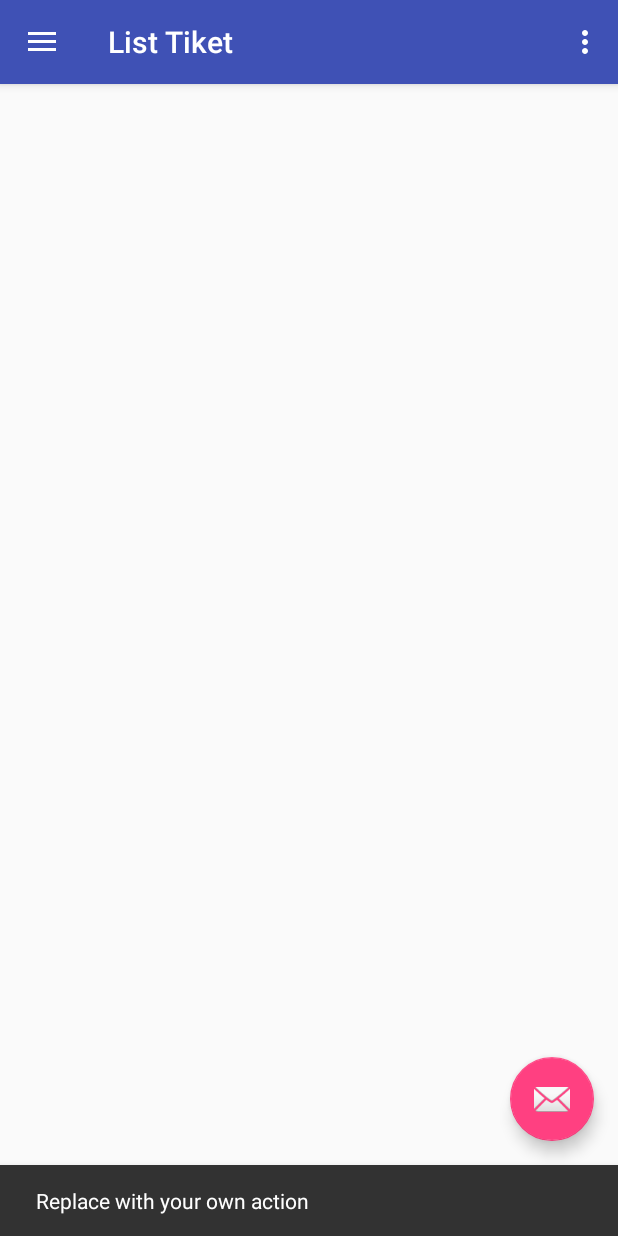
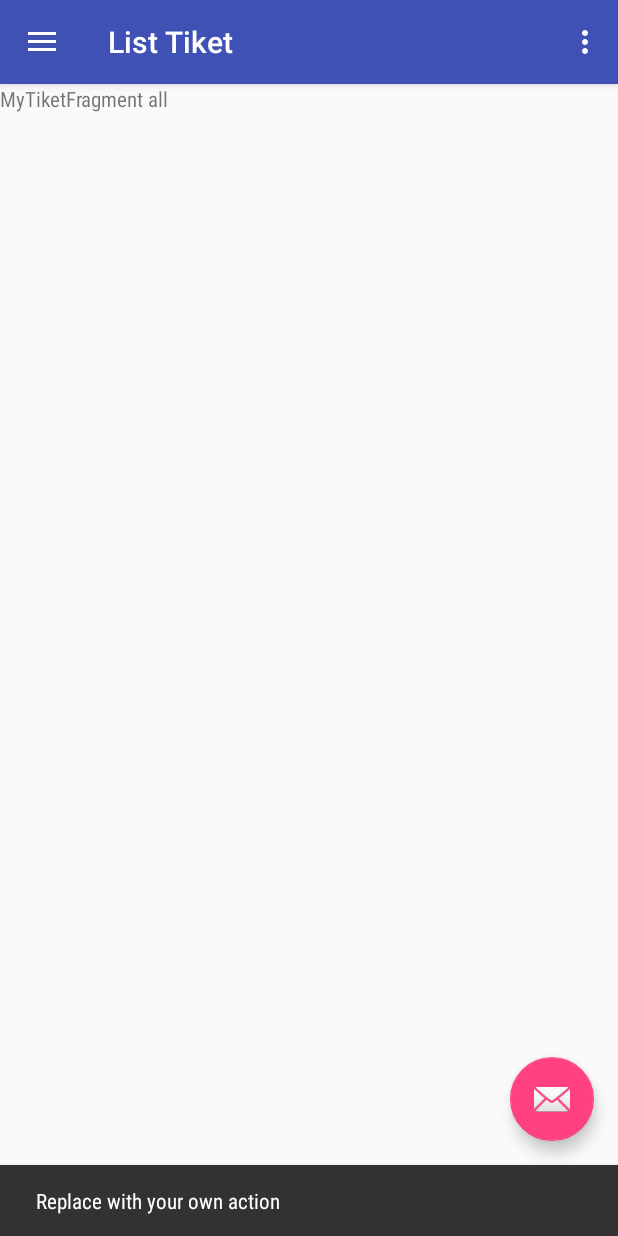
Before and after one commit to sidrive/sbsEnginer, an Android app: the ListTiketActivity screen opened directly, with no data from a screen before it, after a tap on an icon or button, on a phone screen of 412 x 824 dp. Run offline under Robolectric (Android 15) with nearby library versions, the phone set to English and light mode, and no system bars; our stand-ins replace ButterKnife.

Commit message:
add layout list tiket

```diff
--- a/app/build.gradle
+++ b/app/build.gradle
@@ -1,5 +1,5 @@
 apply plugin: 'com.android.application'
-project.ext{
+project.ext {
     googlelib = "26.+"
     butterknifelib = "8.7.0"
 }
@@ -28,13 +28,14 @@ dependencies {
         exclude group: 'com.android.support', module: 'support-annotations'
     })
     compile "com.android.support:appcompat-v7:$project.googlelib"
-    compile 'com.android.support.constraint:constraint-layout:1.0.2'
     compile "com.android.support:design:$project.googlelib"
     compile "com.jakewharton:butterknife:$project.butterknifelib"
     annotationProcessor "com.jakewharton:butterknife-compiler:$project.butterknifelib"
+    compile 'com.android.support.constraint:constraint-layout:1.0.2'
     compile 'com.squareup.retrofit2:retrofit:2.3.0'
     compile 'com.squareup.retrofit2:converter-gson:2.3.0'
     compile 'com.squareup.okhttp:okhttp:2.4.0'
     compile 'com.squareup.okhttp3:logging-interceptor:3.4.1'
+    compile 'com.android.support:support-v4:26.+'
     testCompile 'junit:junit:4.12'
 }
--- a/app/src/main/AndroidManifest.xml
+++ b/app/src/main/AndroidManifest.xml
@@ -18,7 +18,7 @@
     </activity>
     <activity
       android:label="@string/title_activity_list_tiket"
-      android:name=".ListTiketActivity"
+      android:name=".listtiket.ListTiketActivity"
       android:theme="@style/AppTheme.NoActionBar"/>
   </application>
 
--- a/app/src/main/java/id/geekgarden/esi/ListTiketActivity.java
+++ /dev/null
@@ -1,103 +0,0 @@
-package id.geekgarden.esi;
-
-import android.os.Bundle;
-import android.support.design.widget.FloatingActionButton;
-import android.support.design.widget.Snackbar;
-import android.view.View;
-import android.support.design.widget.NavigationView;
-import android.support.v4.view.GravityCompat;
-import android.support.v4.widget.DrawerLayout;
-import android.support.v7.app.ActionBarDrawerToggle;
-import android.support.v7.app.AppCompatActivity;
-import android.support.v7.widget.Toolbar;
-import android.view.Menu;
-import android.view.MenuItem;
-
-public class ListTiketActivity extends AppCompatActivity
-    implements NavigationView.OnNavigationItemSelectedListener {
-  private Toolbar toolbar;
-  private FloatingActionButton fab;
-  private DrawerLayout drawer;
-  private ActionBarDrawerToggle toggle;
-  private NavigationView navigationView;
-  @Override
-  protected void onCreate(Bundle savedInstanceState) {
-    super.onCreate(savedInstanceState);
-    setContentView(R.layout.activity_list_tiket);
-    initToolbar();
-    initFab();
-    initDrawer();
-
-
-
-  }
-
-  private void initDrawer() {
-    drawer = (DrawerLayout) findViewById(R.id.drawer_layout);
-    toggle = new ActionBarDrawerToggle(
-        this, drawer, toolbar, R.string.navigation_drawer_open, R.string.navigation_drawer_close);
-    drawer.setDrawerListener(toggle);
-    toggle.syncState();
-    navigationView = (NavigationView) findViewById(R.id.nav_view);
-    navigationView.setNavigationItemSelectedListener(this);
-  }
-
-  private void initFab() {
-    fab = (FloatingActionButton) findViewById(R.id.fab);
-    fab.setOnClickListener(new View.OnClickListener() {
-      @Override
-      public void onClick(View view) {
-        Snackbar.make(view, "Replace with your own action", Snackbar.LENGTH_LONG)
-            .setAction("Action", null).show();
-      }
-    });
-  }
-
-  private void initToolbar() {
-    toolbar = (Toolbar) findViewById(R.id.toolbar);
-    setSupportActionBar(toolbar);
-  }
-
-  @Override
-  public void onBackPressed() {
-    DrawerLayout drawer = (DrawerLayout) findViewById(R.id.drawer_layout);
-    if (drawer.isDrawerOpen(GravityCompat.START)) {
-      drawer.closeDrawer(GravityCompat.START);
-    } else {
-      super.onBackPressed();
-    }
-  }
-
-  @Override
-  public boolean onCreateOptionsMenu(Menu menu) {
-    // Inflate the menu; this adds items to the action bar if it is present.
-    getMenuInflater().inflate(R.menu.list_tiket, menu);
-    return true;
-  }
-
-  @Override
-  public boolean onOptionsItemSelected(MenuItem item) {
-    // Handle action bar item clicks here. The action bar will
-    // automatically handle clicks on the Home/Up button, so long
-    // as you specify a parent activity in AndroidManifest.xml.
-    int id = item.getItemId();
-
-    //noinspection SimplifiableIfStatement
-    if (id == R.id.action_settings) {
-      return true;
-    }
-
-    return super.onOptionsItemSelected(item);
-  }
-
-  @SuppressWarnings("StatementWithEmptyBody")
-  @Override
-  public boolean onNavigationItemSelected(MenuItem item) {
-    // Handle navigation view item clicks here.
-    int id = item.getItemId();
-
-    DrawerLayout drawer = (DrawerLayout) findViewById(R.id.drawer_layout);
-    drawer.closeDrawer(GravityCompat.START);
-    return true;
-  }
-}
--- a/app/src/main/java/id/geekgarden/esi/MainActivity.java
+++ b/app/src/main/java/id/geekgarden/esi/MainActivity.java
@@ -4,9 +4,9 @@ import android.content.Intent;
 import android.support.v7.app.AppCompatActivity;
 import android.os.Bundle;
 import android.view.View;
-import butterknife.BindView;
 import butterknife.ButterKnife;
 import butterknife.OnClick;
+import id.geekgarden.esi.listtiket.ListTiketActivity;
 
 public class MainActivity extends AppCompatActivity {
 
--- /dev/null
+++ b/app/src/main/java/id/geekgarden/esi/listtiket/MyTiketFragment.java
@@ -0,0 +1,38 @@
+package id.geekgarden.esi.listtiket;
+
+
+import android.os.Bundle;
+import android.support.annotation.Nullable;
+import android.support.v4.app.Fragment;
+import android.util.Log;
+import android.view.LayoutInflater;
+import android.view.View;
+import android.view.ViewGroup;
+import android.widget.TextView;
+import butterknife.BindView;
+import butterknife.ButterKnife;
+import id.geekgarden.esi.R;
+
+public class MyTiketFragment extends Fragment {
+  private static final String KEY = "key";
+  private String keyFragment;
+  public MyTiketFragment() {}
+  @Override
+  public void onCreate(@Nullable Bundle savedInstanceState) {
+    super.onCreate(savedInstanceState);
+      Bundle bundle = this.getArguments();
+      if (bundle!=null){
+      keyFragment = getArguments().getString(KEY);
+      Log.e("MyTiketFragment", "onCreate = " + keyFragment);
+    }
+  }
+
+  @Override
+  public View onCreateView(LayoutInflater inflater, ViewGroup container, Bundle savedInstanceState) {
+    View v =  inflater.inflate(R.layout.fragment_my_tiket, container, false);
+    ButterKnife.bind(this,v);
+    tvSample.setText("MyTiketFragment "+keyFragment);
+    return v;
+  }
+  @BindView(R.id.tvSample)TextView tvSample;
+}
--- a/app/src/main/res/layout/activity_list_tiket.xml
+++ b/app/src/main/res/layout/activity_list_tiket.xml
@@ -6,6 +6,7 @@
   android:layout_width="match_parent"
   android:layout_height="match_parent"
   android:fitsSystemWindows="true"
+
   tools:openDrawer="start">
 
   <include
@@ -18,6 +19,7 @@
     android:layout_width="wrap_content"
     android:layout_height="match_parent"
     android:layout_gravity="start"
+    style="@style/StyleDrawer"
     android:fitsSystemWindows="true"
     app:headerLayout="@layout/nav_header_list_tiket"
     app:menu="@menu/activity_list_tiket_drawer" />
--- a/app/src/main/res/layout/app_bar_list_tiket.xml
+++ b/app/src/main/res/layout/app_bar_list_tiket.xml
@@ -4,7 +4,7 @@
   xmlns:tools="http://schemas.android.com/tools"
   android:layout_width="match_parent"
   android:layout_height="match_parent"
-  tools:context="id.geekgarden.esi.ListTiketActivity">
+  tools:context="id.geekgarden.esi.listtiket.ListTiketActivity">
 
   <android.support.design.widget.AppBarLayout
     android:layout_width="match_parent"
--- a/app/src/main/res/layout/content_list_tiket.xml
+++ b/app/src/main/res/layout/content_list_tiket.xml
@@ -5,7 +5,7 @@
   android:layout_width="match_parent"
   android:layout_height="match_parent"
   app:layout_behavior="@string/appbar_scrolling_view_behavior"
-  tools:context="id.geekgarden.esi.ListTiketActivity"
+  tools:context="id.geekgarden.esi.listtiket.ListTiketActivity"
   tools:showIn="@layout/app_bar_list_tiket">
   <FrameLayout
     android:id="@+id/frame_main"
--- /dev/null
+++ b/app/src/main/res/layout/fragment_my_tiket.xml
@@ -0,0 +1,14 @@
+<FrameLayout xmlns:android="http://schemas.android.com/apk/res/android"
+  xmlns:tools="http://schemas.android.com/tools"
+  android:layout_width="match_parent"
+  android:layout_height="match_parent"
+  tools:context="id.geekgarden.esi.listtiket.MyTiketFragment">
+
+  <!-- TODO: Update blank fragment layout -->
+  <TextView
+    android:id="@+id/tvSample"
+    android:layout_width="match_parent"
+    android:layout_height="match_parent"
+    android:text="@string/hello_blank_fragment" />
+
+</FrameLayout>
--- a/app/src/main/res/menu/activity_list_tiket_drawer.xml
+++ b/app/src/main/res/menu/activity_list_tiket_drawer.xml
@@ -2,67 +2,74 @@
 <menu xmlns:android="http://schemas.android.com/apk/res/android">
   <item android:title="My Tiket">
     <menu>
+      <group android:checkableBehavior="single">
       <item
-        android:icon="@drawable/ic_menu_share"
-        android:title="Share" />
+        android:id="@+id/nav_all_tiket"
+        android:title="@string/all" />
       <item
-        android:icon="@drawable/ic_menu_send"
-        android:title="Send" />
+        android:id="@+id/nav_open_tiket"
+        android:title="@string/open" />
       <item
-        android:icon="@drawable/ic_menu_share"
-        android:title="Share" />
+        android:id="@+id/nav_conf_tiket"
+        android:title="@string/confirm" />
       <item
-        android:icon="@drawable/ic_menu_send"
-        android:title="Send" />
+        android:id="@+id/nav_progress_tiket"
+        android:title="@string/on_progress" />
       <item
-        android:icon="@drawable/ic_menu_share"
-        android:title="Share" />
+        android:id="@+id/nav_hold_tiket"
+        android:title="@string/on_hold" />
       <item
-        android:icon="@drawable/ic_menu_send"
-        android:title="Send" />
+        android:id="@+id/nav_ended_tiket"
+        android:title="@string/endded" />
+      </group>
     </menu>
   </item>
   <item android:title="Dialihkan">
     <menu>
+      <group android:checkableBehavior="single">
       <item
-        android:icon="@drawable/ic_menu_share"
-        android:title="Share" />
+        android:id="@+id/nav_all_alih"
+        android:title="@string/all" />
       <item
-        android:icon="@drawable/ic_menu_send"
-        android:title="Send" />
+        android:id="@+id/nav_open_alih"
+        android:title="@string/open" />
       <item
-        android:icon="@drawable/ic_menu_share"
-        android:title="Share" />
+        android:id="@+id/nav_conf_alih"
+        android:title="@string/confirm" />
       <item
-        android:icon="@drawable/ic_menu_send"
-        android:title="Send" />
+        android:id="@+id/nav_progress_alih"
+        android:title="@string/on_progress" />
       <item
-        android:icon="@drawable/ic_menu_share"
-        android:title="Share" />
+        android:id="@+id/nav_hold_alih"
+        android:title="@string/on_hold" />
       <item
-        android:icon="@drawable/ic_menu_send"
-        android:title="Send" />
+        android:id="@+id/nav_ended_alih"
+        android:title="@string/endded" />
+    </group>
     </menu>
-  </item><item android:title="Penugasan">
+  </item>
+  <item android:title="Penugasan">
     <menu>
+      <group android:checkableBehavior="single">
       <item
-      android:icon="@drawable/ic_menu_share"
-      android:title="Share" />
+        android:id="@+id/nav_all_tugas"
+        android:title="@string/all" />
       <item
-      android:icon="@drawable/ic_menu_send"
-      android:title="Send" />
+        android:id="@+id/nav_open_tugas"
+        android:title="@string/open" />
       <item
-      android:icon="@drawable/ic_menu_share"
-      android:title="Share" />
+        android:id="@+id/nav_conf_tugas"
+        android:title="@string/confirm" />
       <item
-      android:icon="@drawable/ic_menu_send"
-      android:title="Send" />
+        android:id="@+id/nav_progress_tugas"
+        android:title="@string/on_progress" />
       <item
-      android:icon="@drawable/ic_menu_share"
-      android:title="Share" />
+        android:id="@+id/nav_hold_tugas"
+        android:title="@string/on_hold" />
       <item
-      android:icon="@drawable/ic_menu_send"
-      android:title="Send" />
+        android:id="@+id/nav_ended_tugas"
+        android:title="@string/endded" />
+      </group>
     </menu>
   </item>
 </menu>
--- a/app/src/main/res/menu/list_tiket.xml
+++ b/app/src/main/res/menu/list_tiket.xml
@@ -4,6 +4,6 @@
   <item
     android:id="@+id/action_settings"
     android:orderInCategory="100"
-    android:title="@string/action_settings"
+    android:title="@string/logout"
     app:showAsAction="never" />
 </menu>
--- a/app/src/main/res/values/strings.xml
+++ b/app/src/main/res/values/strings.xml
@@ -13,4 +13,13 @@
   <string name="navigation_drawer_close">Close navigation drawer</string>
 
   <string name="action_settings">Settings</string>
+  <string name="all">All</string>
+  <string name="open">Open</string>
+  <string name="confirm">Confirm</string>
+  <string name="on_progress">On Progress</string>
+  <string name="on_hold">On Hold</string>
+  <string name="endded">Ended</string>
+
+  <!-- TODO: Remove or change this placeholder text -->
+  <string name="hello_blank_fragment">Hello blank fragment</string>
 </resources>
--- a/app/src/main/res/values/styles.xml
+++ b/app/src/main/res/values/styles.xml
@@ -6,6 +6,7 @@
     <item name="colorPrimary">@color/colorPrimary</item>
     <item name="colorPrimaryDark">@color/colorPrimaryDark</item>
     <item name="colorAccent">@color/colorAccent</item>
+    <item name="android:fontFamily">sans-serif-condensed</item>
   </style>
 
   <style name="AppTheme.NoActionBar">
@@ -18,6 +19,9 @@
       <item name="windowActionBar">false</item>
       <item name="android:windowFullscreen">true</item>
   </style>
+  <style name="StyleDrawer" parent="AppTheme">
+    <item name="android:fontFamily">sans-serif</item>
+  </style>
   <style name="AppTheme.AppBarOverlay" parent="ThemeOverlay.AppCompat.Dark.ActionBar" />
 
   <style name="AppTheme.PopupOverlay" parent="ThemeOverlay.AppCompat.Light" />
```
Also changed, not shown: app/src/main/java/id/geekgarden/esi/listtiket/DialihkanFragment.java (added, +42 -0 lines), app/src/main/java/id/geekgarden/esi/listtiket/ListTiketActivity.java (added, +221 -0 lines), app/src/main/java/id/geekgarden/esi/listtiket/PenugasanFragment.java (added, +43 -0 lines), app/src/main/res/layout/fragment_dialihkan.xml (added, +14 -0 lines), app/src/main/res/layout/fragment_penugasan.xml (added, +14 -0 lines), app/src/main/res/layout/nav_header_list_tiket.xml (+5 -5 lines). Lines whose indentation alone changed are shown as unchanged.
